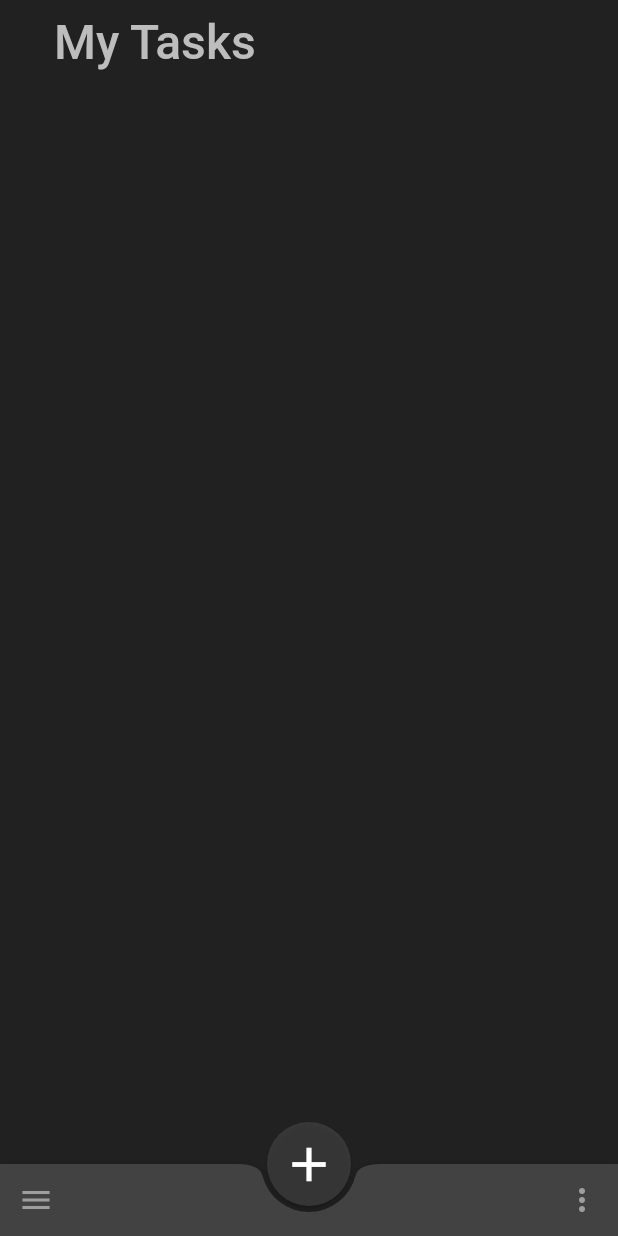
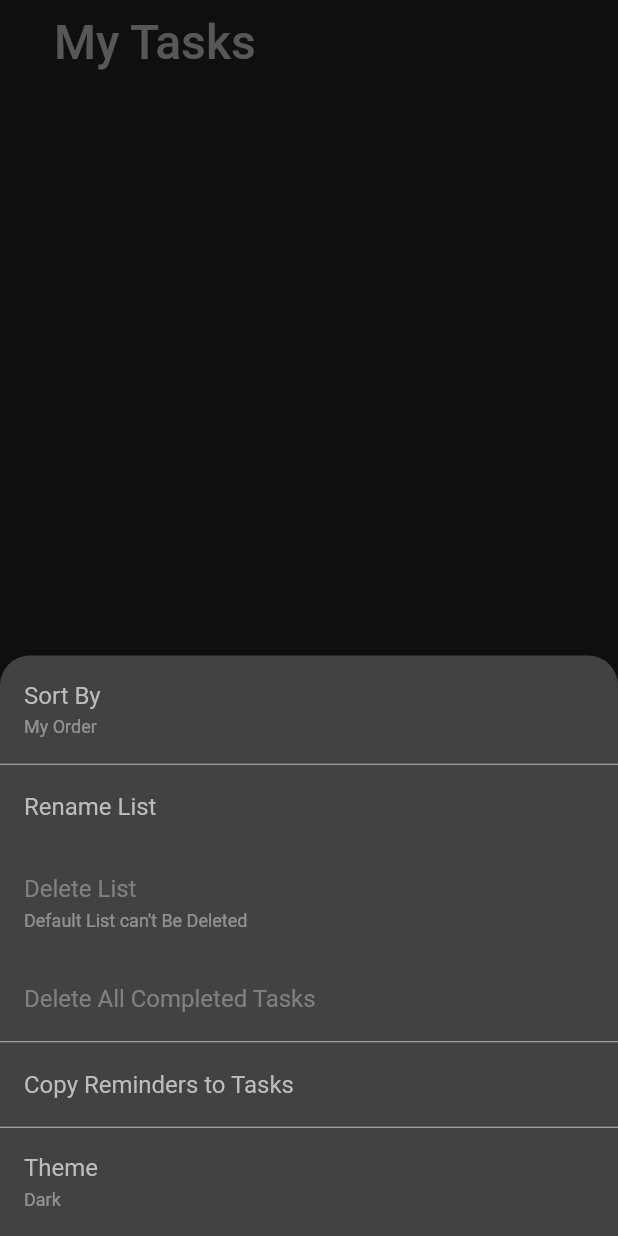
Before and after one commit to javadbarghamadi75/google_tasks, a Flutter app: the screen it shows after launch, after a tap on the "more vert" icon, on a phone screen of 412 x 824 dp. Run offline on Flutter 3.47's test engine with Material 2 defaults, Android fonts, the phone set to English and light mode, and no system bars; missing offline and left inert: flutter_rounded_date_picker; Roboto replaces fonts that are missing (CenturyGothic).

Commit message:
phase 2 completed

```diff
--- /dev/null
+++ b/lib/bottom_sheet_more_options.dart
@@ -0,0 +1,169 @@
+import 'package:flutter/cupertino.dart';
+import 'package:flutter/material.dart';
+import 'package:googletasks/res.dart';
+
+class MoreOptionsBottomSheet extends StatelessWidget {
+  @override
+  Widget build(BuildContext context) {
+    return Container(
+      decoration: BoxDecoration(
+        color: greyColor,
+        borderRadius: BorderRadius.only(
+          topRight: Radius.circular(normalSpace),
+          topLeft: Radius.circular(normalSpace),
+        ),
+      ),
+      child: Column(
+        mainAxisSize: MainAxisSize.min,
+        children: <Widget>[
+          ListTile(
+//            leading: Icon(
+//              Icons.add,
+//              size: smallButtonSize,
+//              color: lightGreyColor,
+//            ),
+            title: Text(
+              'Sort By',
+              style: TextStyle(
+                fontSize: smallTextSize,
+                color: lightGreyColor,
+                fontFamily: 'CenturyGothic',
+              ),
+            ),
+            subtitle: Text(
+              'My Order',
+              style: TextStyle(
+                fontSize: verySmallTextSize,
+                color: veryLightGreyColor.withOpacity(0.5),
+                fontFamily: 'CenturyGothic',
+              ),
+            ),
+          ),
+          Divider(
+            height: 1,
+            color: lightGreyColor,
+          ),
+          Column(
+            mainAxisSize: MainAxisSize.min,
+            children: <Widget>[
+              ListTile(
+//            leading: Icon(
+//              Icons.add,
+//              size: smallButtonSize,
+//              color: lightGreyColor,
+//            ),
+                title: Text(
+                  'Rename List',
+                  style: TextStyle(
+                    fontSize: smallTextSize,
+                    color: lightGreyColor,
+                    fontFamily: 'CenturyGothic',
+                  ),
+                ),
+//                subtitle: Text(
+//                  'My Order',
+//                  style: TextStyle(
+//                    fontSize: verySmallTextSize,
+//                    color: veryLightGreyColor.withOpacity(0.5),
+//                    fontFamily: 'CenturyGothic',
+//                  ),
+//                ),
+              ),
+              ListTile(
+//            leading: Icon(
+//              Icons.add,
+//              size: smallButtonSize,
+//              color: lightGreyColor,
+//            ),
+                title: Text(
+                  'Delete List',
+                  style: TextStyle(
+                    fontSize: smallTextSize,
+                    color: lightGreyColor.withOpacity(0.5),
+                    fontFamily: 'CenturyGothic',
+                  ),
+                ),
+                subtitle: Text(
+                  "Default List can't Be Deleted",
+                  style: TextStyle(
+                    fontSize: verySmallTextSize,
+                    color: veryLightGreyColor.withOpacity(0.5),
+                    fontFamily: 'CenturyGothic',
+                  ),
+                ),
+              ),
+              ListTile(
+//            leading: Icon(
+//              Icons.add,
+//              size: smallButtonSize,
+//              color: lightGreyColor,
+//            ),
+                title: Text(
+                  'Delete All Completed Tasks',
+                  style: TextStyle(
+                    fontSize: smallTextSize,
+                    color: lightGreyColor.withOpacity(0.5),
+                    fontFamily: 'CenturyGothic',
+                  ),
+                ),
+//                subtitle: Text(
+//                  "Default List can't Be Deleted",
+//                  style: TextStyle(
+//                    fontSize: verySmallTextSize,
+//                    color: veryLightGreyColor.withOpacity(0.5),
+//                    fontFamily: 'CenturyGothic',
+//                  ),
+//                ),
+              ),
+            ],
+          ),
+          Divider(
+            height: 1,
+            color: lightGreyColor,
+          ),
+          ListTile(
+//            leading: Icon(
+//              Icons.add,
+//              color: textColor,
+//            ),
+            title: Text(
+              'Copy Reminders to Tasks',
+              style: TextStyle(
+                fontSize: smallTextSize,
+                color: lightGreyColor,
+                fontFamily: 'CenturyGothic',
+              ),
+            ),
+          ),
+          Divider(
+            height: 1,
+            color: lightGreyColor,
+          ),
+          ListTile(
+//            leading: Icon(
+//              Icons.add,
+//              size: smallButtonSize,
+//              color: lightGreyColor,
+//            ),
+            title: Text(
+              'Theme',
+              style: TextStyle(
+                fontSize: smallTextSize,
+                color: lightGreyColor,
+                fontFamily: 'CenturyGothic',
+              ),
+            ),
+            subtitle: Text(
+              'Dark',
+              style: TextStyle(
+                fontSize: verySmallTextSize,
+                color: veryLightGreyColor.withOpacity(0.5),
+                fontFamily: 'CenturyGothic',
+              ),
+            ),
+          ),
+        ],
+      ),
+    );
+  }
+}
--- a/lib/home_page.dart
+++ b/lib/home_page.dart
@@ -1,5 +1,7 @@
 import 'package:flutter/material.dart';
+import 'package:googletasks/bottom_sheet_create_task.dart';
 import 'package:googletasks/bottom_sheet_menu.dart';
+import 'package:googletasks/bottom_sheet_more_options.dart';
 import 'package:googletasks/res.dart';
 
 class MyHomePage extends StatefulWidget {
@@ -12,20 +14,20 @@ class _HomePageState extends State<MyHomePage> {
   Widget build(BuildContext context) {
     return SafeArea(
       child: Scaffold(
-        backgroundColor: backgroundColor,
+        backgroundColor: blackColor,
         appBar: AppBar(
           elevation: 0,
           centerTitle: false,
-          backgroundColor: backgroundColor,
+          backgroundColor: blackColor,
           title: Padding(
             padding: const EdgeInsets.only(
-              left: largePadding,
+              left: normalSpace,
             ),
             child: Text(
               'My Tasks',
               style: TextStyle(
                 fontSize: largeTextSize,
-                color: textColor,
+                color: lightGreyColor,
                 fontFamily: 'CenturyGothic',
               ),
             ),
@@ -34,28 +36,37 @@ class _HomePageState extends State<MyHomePage> {
         bottomNavigationBar: BottomAppBar(
 //          notchMargin: 3,
           shape: CircularNotchedRectangle(),
-          color: bottomAppBarColor,
+          color: greyColor,
           child: Row(
             mainAxisAlignment: MainAxisAlignment.spaceBetween,
             children: <Widget>[
               IconButton(
                 icon: Icon(
                   Icons.menu,
-                  color: buttonColor,
+                  size: smallButtonSize,
+                  color: lightGreyColor,
                 ),
                 onPressed: () {
                   showModalBottomSheet(
                     context: context,
                     builder: (BuildContext bctx) => MenuBottomSheet(),
+                    backgroundColor: Colors.transparent,
                   );
                 },
               ),
               IconButton(
                 icon: Icon(
                   Icons.more_vert,
-                  color: buttonColor,
+                  size: smallButtonSize,
+                  color: lightGreyColor,
                 ),
-                onPressed: () {},
+                onPressed: () {
+                  showModalBottomSheet(
+                      context: context,
+                      builder: (BuildContext bctx) => MoreOptionsBottomSheet(),
+                    backgroundColor: Colors.transparent,
+                  );
+                },
               ),
             ],
           ),
@@ -63,12 +74,18 @@ class _HomePageState extends State<MyHomePage> {
         floatingActionButtonLocation: FloatingActionButtonLocation.centerDocked,
         floatingActionButton: FloatingActionButton(
           elevation: 1,
-          onPressed: () {},
+          onPressed: () {
+            showModalBottomSheet(
+                context: context,
+                builder: (BuildContext bctx) => CreateTaskBottomSheet(),
+              backgroundColor: Colors.transparent,
+            );
+          },
           child: Icon(
             Icons.add,
-            size: bigIconSize,
+            size: normalButtonSize,
           ),
-          backgroundColor: bottomAppBarColor.withOpacity(0.7),
+          backgroundColor: greyColor.withOpacity(0.7),
         ),
       ),
     );
--- a/lib/main.dart
+++ b/lib/main.dart
@@ -1,8 +1,12 @@
 import 'package:flutter/material.dart';
+import 'package:flutter/services.dart';
+import 'package:googletasks/res.dart';
 import 'home_page.dart';
+
 
 void main() {
   runApp(MyApp());
+  SystemChrome.setSystemUIOverlayStyle(SystemUiOverlayStyle(statusBarColor: blackColor));
 }
 
 class MyApp extends StatelessWidget {
@@ -10,8 +14,9 @@ class MyApp extends StatelessWidget {
   @override
   Widget build(BuildContext context) {
     return MaterialApp(
-      title: 'Flutter Demo',
+      title: 'Google Tasks',
       theme: ThemeData(
+
         // This is the theme of your application.
         //
         // Try running your application with "flutter run". You'll see the
--- a/lib/res.dart
+++ b/lib/res.dart
@@ -1,18 +1,25 @@
 import 'package:flutter/material.dart';
 
-//Padding
-const double largePadding = 20;
+//Space
+const double bigSpace = 30;
+const double normalSpace = 20;
+const double smallSpace = 10;
+const double verySmallSpace = 5;
 
-//Icon
-const double bigIconSize = 38;
+//Button
+const double normalButtonSize = 40;
+const double smallButtonSize = 24;
+const double verySmallButtonSize = 18;
 
 //Text
+const double largeTextSize = 32;
+const double normalTextSize = 18;
+const double smallTextSize = 16;
 const double verySmallTextSize = 12;
-const double smallTextSize = 18;
-const double largeTextSize = 32;
 
 //Color
-const Color backgroundColor = Color(0xff212121);
-const Color buttonColor = Color(0xff9e9e9e);
-const Color bottomAppBarColor = Color(0xff424242);
-const Color textColor = Color(0xffbdbdbd);
+const Color blackColor = Color(0xff212121);
+const Color greyColor = Color(0xff424242);
+const Color lightGreyColor = Color(0xffbdbdbd);
+const Color veryLightGreyColor = Color(0xffe0e0e0);
+const Color lightBlueColor = Color(0xff89b4f8);
--- a/pubspec.yaml
+++ b/pubspec.yaml
@@ -19,7 +19,8 @@ environment:
 dependencies:
   flutter:
     sdk: flutter
-
+  flutter_rounded_date_picker: ^1.0.4
+  intl: ^0.16.1
 
   # The following adds the Cupertino Icons font to your application.
   # Use with the CupertinoIcons class for iOS style icons.
@@ -28,7 +29,6 @@ dependencies:
 dev_dependencies:
   flutter_test:
     sdk: flutter
-
 # For information on the generic Dart part of this file, see the
 # following page: https://dart.dev/tools/pub/pubspec
 
```
Also changed, not shown: lib/bottom_sheet_create_task.dart (added, +358 -0 lines), lib/bottom_sheet_menu.dart (+21 -10 lines), pubspec.lock.
